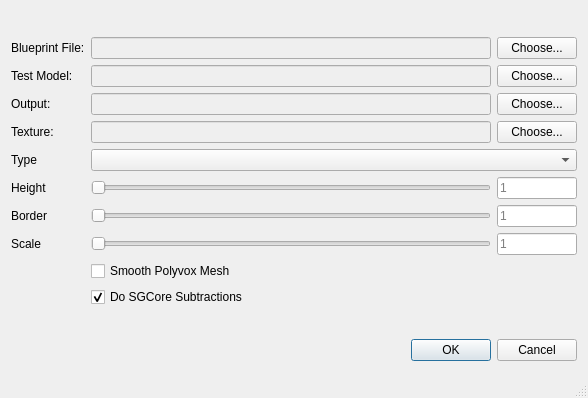
Old version of the form src/edittor/preview.ui in the repository eddeighton/editor.
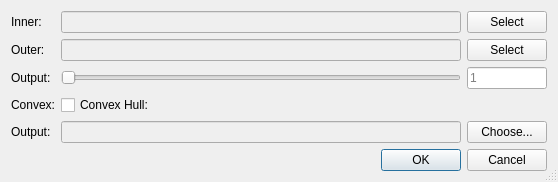
New version of the form.

The edit to the form file:
```diff
--- a/src/edittor/preview.ui
+++ b/src/edittor/preview.ui
@@ -7,7 +7,7 @@
     <x>0</x>
     <y>0</y>
     <width>460</width>
-    <height>398</height>
+    <height>100</height>
    </rect>
   </property>
   <property name="windowTitle">
@@ -19,94 +19,11 @@
   <layout class="QVBoxLayout" name="verticalLayout">
    <item>
     <layout class="QGridLayout" name="gridLayout" rowstretch="0,1,0,0,0,0,0,0,0,0" columnminimumwidth="0,400,0">
-     <item row="6" column="0">
-      <widget class="QLabel" name="label_7">
-       <property name="text">
-        <string>Border</string>
-       </property>
-      </widget>
-     </item>
-     <item row="2" column="0">
-      <widget class="QLabel" name="label_3">
-       <property name="text">
-        <string>Output:</string>
-       </property>
-      </widget>
-     </item>
-     <item row="5" column="0">
-      <widget class="QLabel" name="label_6">
-       <property name="text">
-        <string>Height</string>
-       </property>
-      </widget>
-     </item>
-     <item row="1" column="1">
-      <widget class="QLineEdit" name="text_model">
-       <property name="enabled">
-        <bool>false</bool>
-       </property>
-      </widget>
-     </item>
-     <item row="2" column="2">
-      <widget class="QPushButton" name="btnOutput">
-       <property name="text">
-        <string>Choose...</string>
-       </property>
-      </widget>
-     </item>
-     <item row="3" column="0">
-      <widget class="QLabel" name="label_4">
-       <property name="text">
-        <string>Texture:</string>
-       </property>
-      </widget>
-     </item>
-     <item row="7" column="0">
-      <widget class="QLabel" name="label_8">
-       <property name="text">
-        <string>Scale</string>
-       </property>
-      </widget>
-     </item>
-     <item row="1" column="0">
-      <widget class="QLabel" name="label_2">
-       <property name="text">
-        <string>Test Model:</string>
-       </property>
-      </widget>
-     </item>
-     <item row="2" column="1">
-      <widget class="QLineEdit" name="text_output">
-       <property name="enabled">
-        <bool>false</bool>
-       </property>
-      </widget>
-     </item>
-     <item row="1" column="2">
-      <widget class="QPushButton" name="btnModel">
-       <property name="text">
-        <string>Choose...</string>
-       </property>
-      </widget>
-     </item>
-     <item row="4" column="0">
-      <widget class="QLabel" name="label_5">
-       <property name="text">
-        <string>Type</string>
-       </property>
-      </widget>
-     </item>
+    
      <item row="0" column="0">
       <widget class="QLabel" name="label">
        <property name="text">
-        <string>Blueprint File:</string>
-       </property>
-      </widget>
-     </item>
-     <item row="0" column="2">
-      <widget class="QPushButton" name="btnFile">
-       <property name="text">
-        <string>Choose...</string>
+        <string>Inner:</string>
        </property>
       </widget>
      </item>
@@ -117,106 +34,99 @@
        </property>
       </widget>
      </item>
+     <item row="0" column="2">
+      <widget class="QPushButton" name="btnInner">
+       <property name="text">
+        <string>Select</string>
+       </property>
+      </widget>
+     </item>
+     <item row="1" column="0">
+      <widget class="QLabel" name="label_2">
+       <property name="text">
+        <string>Outer:</string>
+       </property>
+      </widget>
+     </item>
+     <item row="1" column="1">
+      <widget class="QLineEdit" name="text_outer">
+       <property name="enabled">
+        <bool>false</bool>
+       </property>
+      </widget>
+     </item>
+     <item row="1" column="2">
+      <widget class="QPushButton" name="btnOuter">
+       <property name="text">
+        <string>Select</string>
+       </property>
+      </widget>
+     </item>
+     <item row="2" column="0">
+      <widget class="QLabel" name="label_3">
+       <property name="text">
+        <string>Output:</string>
+       </property>
+      </widget>
+     </item>
+     <item row="2" column="1">
+       <widget class="QSlider" name="slider_extrusion">
+         <property name="minimum">
+           <number>0</number>
+         </property>
+         <property name="maximum">
+           <number>8</number>
+         </property>
+         <property name="orientation">
+           <enum>Qt::Horizontal</enum>
+         </property>
+       </widget>
+     </item>
+     <item row="2" column="2">
+      <widget class="QLineEdit" name="text_extrusion">
+       <property name="text">
+        <string/>
+       </property>
+       <property name="placeholderText">
+        <string>1</string>
+       </property>
+      </widget>
+     </item>
+     <item row="3" column="0">
+      <widget class="QLabel" name="label_3">
+       <property name="text">
+        <string>Convex:</string>
+       </property>
+      </widget>
+     </item>
      <item row="3" column="1">
-      <widget class="QLineEdit" name="text_texture">
+      <widget class="QCheckBox" name="convex">
+       <property name="text">
+        <string>Convex Hull:</string>
+       </property>
+      </widget>
+     </item>
+     <item row="4" column="0">
+      <widget class="QLabel" name="label_3">
+       <property name="text">
+        <string>Output:</string>
+       </property>
+      </widget>
+     </item>
+     <item row="4" column="1">
+      <widget class="QLineEdit" name="text_output">
        <property name="enabled">
         <bool>false</bool>
        </property>
       </widget>
      </item>
-     <item row="3" column="2">
-      <widget class="QPushButton" name="btnTexture">
+     <item row="4" column="2">
+      <widget class="QPushButton" name="btnOutput">
        <property name="text">
         <string>Choose...</string>
        </property>
       </widget>
      </item>
-     <item row="5" column="1">
-      <widget class="QSlider" name="slider_height">
-       <property name="minimum">
-        <number>1</number>
-       </property>
-       <property name="maximum">
-        <number>32</number>
-       </property>
-       <property name="orientation">
-        <enum>Qt::Horizontal</enum>
-       </property>
-      </widget>
-     </item>
-     <item row="5" column="2">
-      <widget class="QLineEdit" name="text_height">
-       <property name="text">
-        <string/>
-       </property>
-       <property name="placeholderText">
-        <string>1</string>
-       </property>
-      </widget>
-     </item>
-     <item row="6" column="1">
-      <widget class="QSlider" name="slider_border">
-       <property name="orientation">
-        <enum>Qt::Horizontal</enum>
-       </property>
-      </widget>
-     </item>
-     <item row="7" column="1">
-      <widget class="QSlider" name="slider_scale">
-       <property name="maximum">
-        <number>100</number>
-       </property>
-       <property name="singleStep">
-        <number>1</number>
-       </property>
-       <property name="value">
-        <number>0</number>
-       </property>
-       <property name="orientation">
-        <enum>Qt::Horizontal</enum>
-       </property>
-      </widget>
-     </item>
-     <item row="8" column="1">
-      <widget class="QCheckBox" name="smoothed">
-       <property name="text">
-        <string>Smooth Polyvox Mesh</string>
-       </property>
-      </widget>
-     </item>
-     <item row="9" column="1">
-      <widget class="QCheckBox" name="doSubtract">
-       <property name="text">
-        <string>Do SGCore Subtractions</string>
-       </property>
-       <property name="checked">
-        <bool>true</bool>
-       </property>
-      </widget>
-     </item>
-     <item row="6" column="2">
-      <widget class="QLineEdit" name="text_border">
-       <property name="text">
-        <string/>
-       </property>
-       <property name="placeholderText">
-        <string>1</string>
-       </property>
-      </widget>
-     </item>
-     <item row="7" column="2">
-      <widget class="QLineEdit" name="text_scale">
-       <property name="text">
-        <string/>
-       </property>
-       <property name="placeholderText">
-        <string>1</string>
-       </property>
-      </widget>
-     </item>
-     <item row="4" column="1" colspan="2">
-      <widget class="QComboBox" name="type_combo"/>
-     </item>
     </layout>
    </item>
    <item>
```
Left out of the diff: 2 changed lines with no effect on the pictures.
